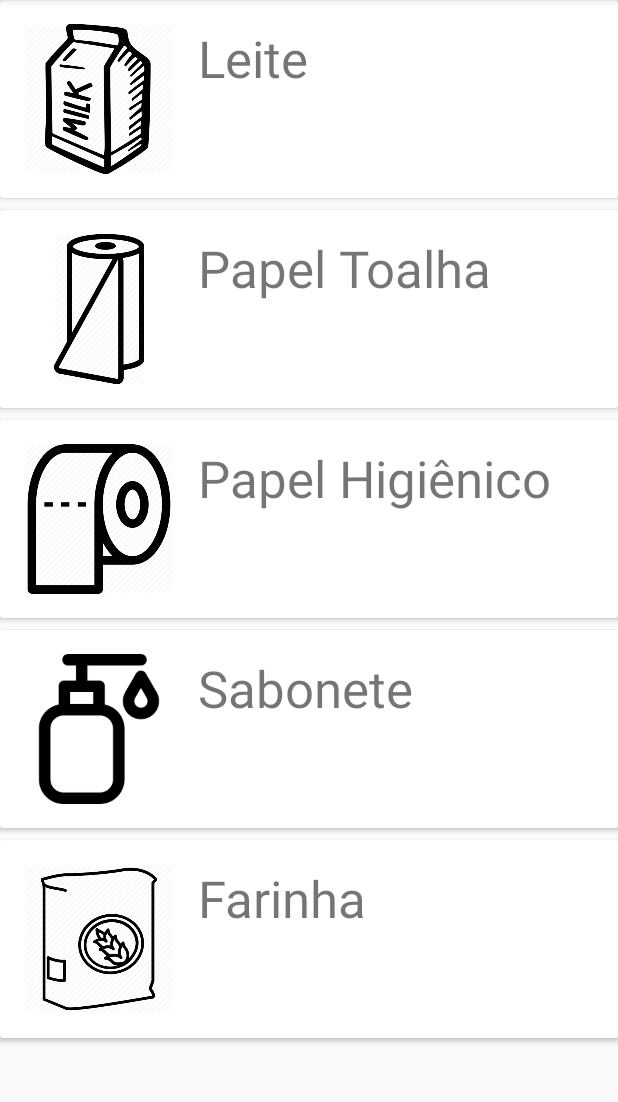
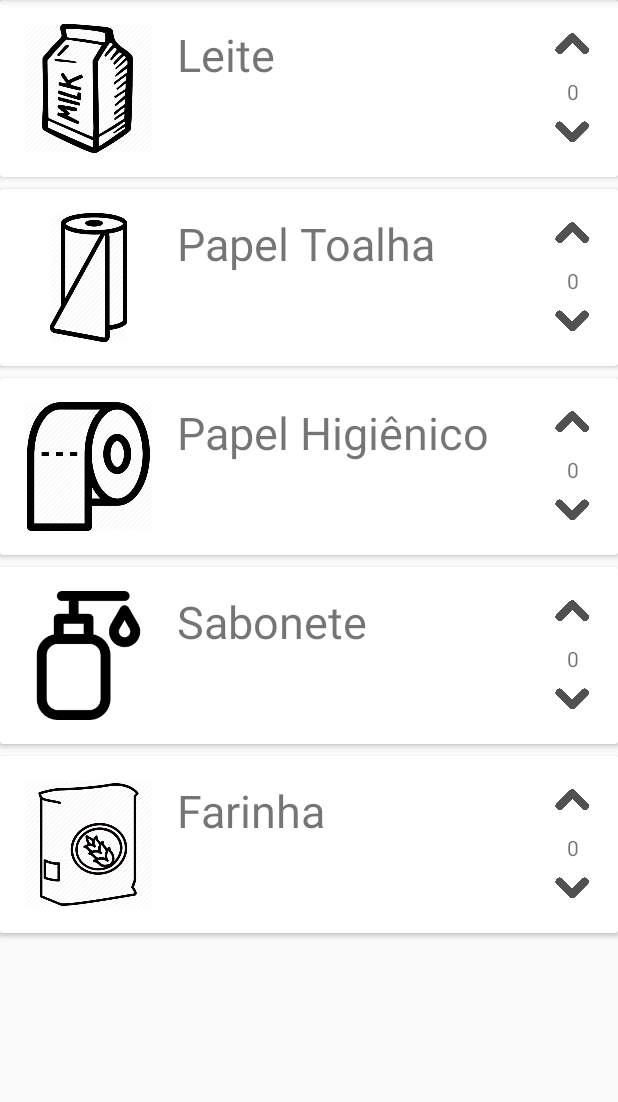
Before and after one commit to LBisca/grocery-app, an Android app: the AddItemActivity screen opened directly, with no data from a screen before it, on a phone screen of 412 x 824 dp, the part 84-1186 px from its top. Run offline under Robolectric (Android 15) with nearby library versions, the phone set to English and light mode, and no system bars.

Commit message:
Add quantity button

```diff
--- a/app/src/main/java/lucas/com/grocery/view/AddItemAdapter.kt
+++ b/app/src/main/java/lucas/com/grocery/view/AddItemAdapter.kt
@@ -5,7 +5,7 @@ import android.support.v7.widget.RecyclerView
 import android.view.LayoutInflater
 import android.view.View
 import android.view.ViewGroup
-import android.view.ViewParent
+import android.widget.Button
 import android.widget.ImageView
 import android.widget.TextView
 import kotlinx.android.synthetic.main.add_item_adapter.view.*
@@ -20,13 +20,14 @@ class AddItemAdapter(
     class AddItemViewHolder(view: View) : RecyclerView.ViewHolder(view) {
         val ivIcon: ImageView = view.iv_product
         val tvTitle: TextView = view.tv_descr
-
+        val up: ImageView = view.button_plus
+        val down: ImageView = view.button_minus
+        val count: TextView = view.count
     }
 
     override fun onCreateViewHolder(parent: ViewGroup, p1: Int): AddItemViewHolder {
         return AddItemViewHolder(LayoutInflater.from(parent.context)
                 .inflate(R.layout.add_item_adapter, parent, false))
-
     }
 
     override fun getItemCount(): Int = items.size
@@ -35,5 +36,14 @@ class AddItemAdapter(
         val item = items[index]
         holder.ivIcon.setImageResource(item.image)
         holder.tvTitle.text = item.name
+        var count = 0
+        holder.up.setOnClickListener {
+            count = count + 1
+            holder.count.text = (count).toString()
+        }
+        holder.down.setOnClickListener {
+            if (count > 0) { count = count - 1 }
+            holder.count.text = (count).toString()
+        }
     }
 }
--- a/app/src/main/res/layout/add_item_adapter.xml
+++ b/app/src/main/res/layout/add_item_adapter.xml
@@ -11,9 +11,8 @@
 
         <ImageView
             android:id="@+id/iv_product"
-            android:src="@drawable/milk"
-            android:layout_width="100dp"
-            android:layout_height="100dp"
+            android:layout_width="86dp"
+            android:layout_height="86dp"
             android:layout_alignParentStart="true"
             android:layout_alignParentTop="true"
             android:layout_marginEnd="16dp"
@@ -24,8 +23,39 @@
             android:layout_width="wrap_content"
             android:layout_height="wrap_content"
             android:layout_toEndOf="@+id/iv_product"
-            android:text="Leite"
-            android:textSize="34sp" />
+            android:textSize="30sp" />
+
+        <ImageView
+            android:id="@+id/button_plus"
+            android:layout_width="30dp"
+            android:layout_height="30dp"
+            android:clickable="true"
+            android:focusable="true"
+            android:src="@drawable/up"
+            android:layout_alignParentEnd="true"
+            android:layout_alignParentTop="true"
+            android:contentDescription="@string/iconup" />
+
+        <TextView
+            android:id="@+id/count"
+            android:layout_width="wrap_content"
+            android:layout_height="wrap_content"
+            android:text="0"
+            android:layout_below="@+id/button_plus"
+            android:paddingTop="5dp"
+            android:paddingEnd="10dp"
+            android:layout_alignParentEnd="true"/>
+
+        <ImageView
+            android:id="@+id/button_minus"
+            android:layout_width="30dp"
+            android:layout_height="30dp"
+            android:clickable="true"
+            android:focusable="true"
+            android:src="@drawable/down"
+            android:layout_alignParentEnd="true"
+            android:layout_alignParentBottom="true"
+            android:contentDescription="@string/iconddown" />
 
     </RelativeLayout>
 
--- a/app/src/main/res/values/strings.xml
+++ b/app/src/main/res/values/strings.xml
@@ -2,4 +2,6 @@
     <string name="app_name">Grocery</string>
     <string name="icon">Icon</string>
     <string name="store_grocery">Store Grocery</string>
+    <string name="iconddown">icondDown</string>
+    <string name="iconup">iconUp</string>
 </resources>
```
Also changed, not shown: app/src/main/res/drawable/down.png (added), app/src/main/res/drawable/up.png (added).
